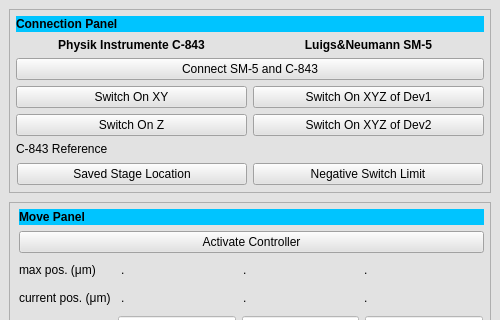
Old version of the form manipulator.ui in the repository mgraupe/ManipulatorControl; both pictures show x 0 to 500 and y 0 to 320 of the 500 by 884 pixel window.
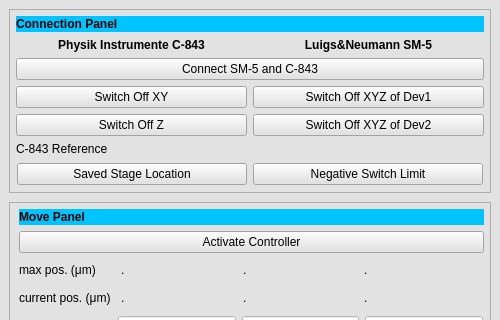
New version of the form.

```diff
--- a/manipulator.ui
+++ b/manipulator.ui
@@ -85,7 +85,7 @@
           </size>
          </property>
          <property name="text">
-          <string>Switch On XYZ of Dev1</string>
+          <string>Switch Off XYZ of Dev1</string>
          </property>
          <property name="checkable">
           <bool>true</bool>
@@ -123,7 +123,7 @@
           </size>
          </property>
          <property name="text">
-          <string>Switch On XYZ of Dev2</string>
+          <string>Switch Off XYZ of Dev2</string>
          </property>
          <property name="checkable">
           <bool>true</bool>
@@ -178,7 +178,7 @@
           </size>
          </property>
          <property name="text">
-          <string>Switch On XY</string>
+          <string>Switch Off XY</string>
          </property>
          <property name="checkable">
           <bool>true</bool>
@@ -238,7 +238,7 @@
           </size>
          </property>
          <property name="text">
-          <string>Switch On Z</string>
+          <string>Switch Off Z</string>
          </property>
          <property name="checkable">
           <bool>true</bool>
```
